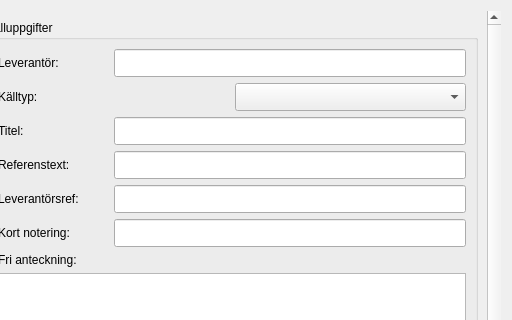
Qt form slaktbusken/ui/forms/source_editor.ui (thelinkan/Sl-ktbusken) before a commit; both pictures show x 488 to 1000 and y 0 to 320 of the 1000 by 700 pixel window.
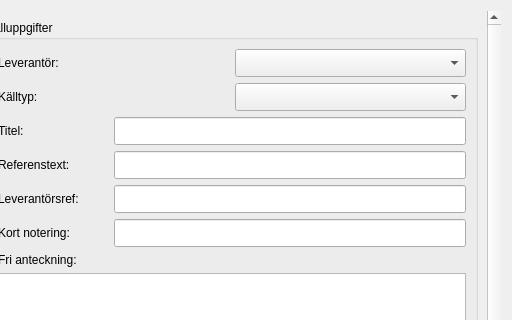
The same form after that commit.

What changed in the file:
```diff
--- a/slaktbusken/ui/forms/source_editor.ui
+++ b/slaktbusken/ui/forms/source_editor.ui
@@ -82,8 +82,7 @@
                  </widget>
                 </item>
                 <item>
-                 <widget class="QLineEdit" name="provider_input">
-                  <property name="maxLength"><number>200</number></property>
+                 <widget class="QComboBox" name="provider_combo">
                   <property name="minimumSize"><size><width>0</width><height>28</height></size></property>
                  </widget>
                 </item>
```
Left out of the diff: 6 changed lines with no effect on the pictures.
